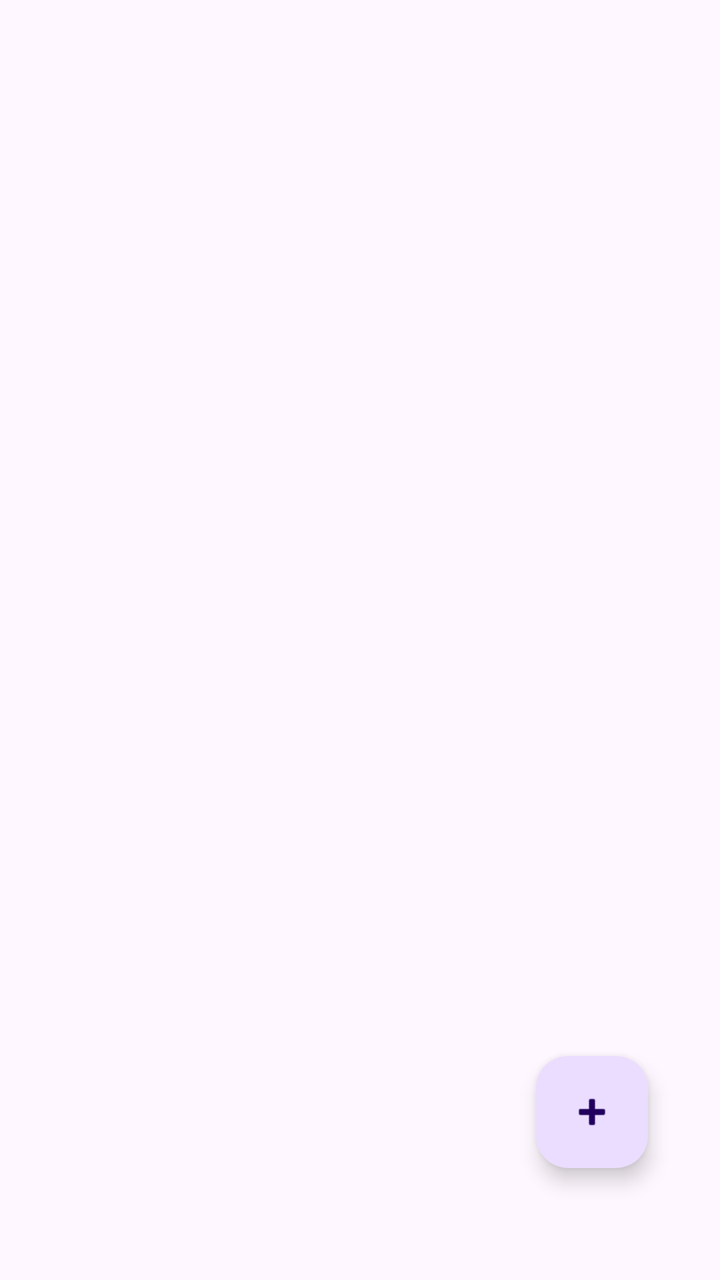
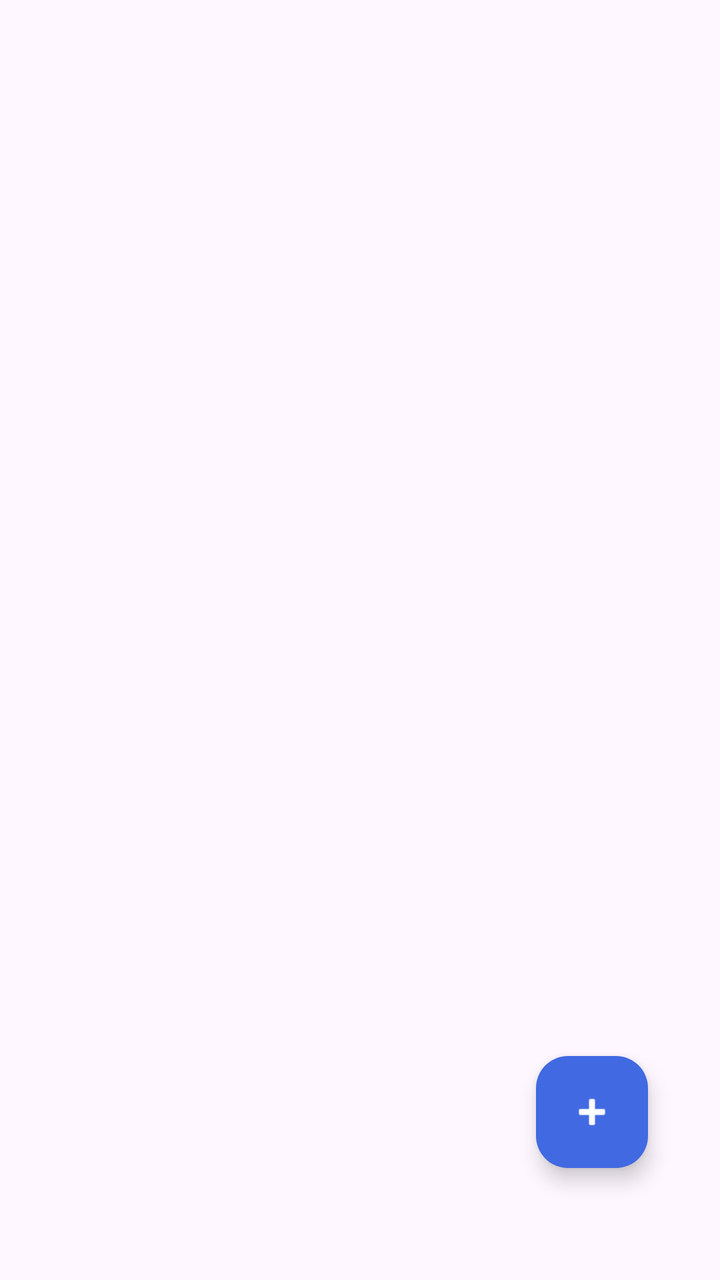

Before-and-after screenshots of an Android layout around one commit, followed by the original layout XML and the change that was made.
<!-- AndroidManifest.xml: application theme Theme.SmartPantryManager -->
<!-- res/layout/activity_main.xml -->
<?xml version="1.0" encoding="utf-8"?>
<androidx.constraintlayout.widget.ConstraintLayout
    xmlns:android="http://schemas.android.com/apk/res/android"
    xmlns:app="http://schemas.android.com/apk/res-auto"
    android:layout_width="match_parent"
    android:layout_height="match_parent">
    
    <androidx.recyclerview.widget.RecyclerView
        android:id="@+id/recyclerPantry"
        android:layout_width="0dp"
        android:layout_height="0dp"
        android:padding="8dp"
        android:layout_marginTop="?attr/actionBarSize"
        app:layout_constraintTop_toTopOf="parent"
        app:layout_constraintBottom_toBottomOf="parent"
        app:layout_constraintStart_toStartOf="parent"
        app:layout_constraintEnd_toEndOf="parent"/>
    
    <TextView
        android:id="@+id/textEmptyPantry"
        android:layout_width="wrap_content"
        android:layout_height="wrap_content"
        android:text="Your pantry is empty."
        android:visibility="gone"
        app:layout_constraintTop_toTopOf="parent"
        app:layout_constraintBottom_toBottomOf="parent"
        app:layout_constraintStart_toStartOf="parent"
        app:layout_constraintEnd_toEndOf="parent"/>
    
    <com.google.android.material.floatingactionbutton.FloatingActionButton
        android:id="@+id/fabAddIngredient"
        android:layout_width="wrap_content"
        android:layout_height="wrap_content"
        android:layout_margin="36dp"
        android:translationY="-20dp"
        android:src="@android:drawable/ic_input_add"
        android:contentDescription="Add Ingredient"
        app:layout_constraintBottom_toBottomOf="parent"
        app:layout_constraintEnd_toEndOf="parent"/>

</androidx.constraintlayout.widget.ConstraintLayout>
<!-- resources referenced by this layout -->
<resources>
  <style name="Theme.SmartPantryManager" parent="Base.Theme.SmartPantryManager" />
  <style name="Base.Theme.SmartPantryManager" parent="Theme.Material3.DayNight">
          
          
      </style>
</resources>

<!-- the commit's change to res/layout/activity_main.xml (unified diff, before → after) -->
@@ -29,6 +29,8 @@
     
     <com.google.android.material.floatingactionbutton.FloatingActionButton
         android:id="@+id/fabAddIngredient"
+        app:backgroundTint="@color/royal_blue"
+        app:tint="@android:color/white"
         android:layout_width="wrap_content"
         android:layout_height="wrap_content"
         android:layout_margin="36dp"
<!-- resource entries referenced after the edit -->
@@ -1,9 +1,20 @@
 <!-- resources referenced by this layout -->
 <resources>
+  <color name="royal_blue">#4169E1</color>
   <style name="Theme.SmartPantryManager" parent="Base.Theme.SmartPantryManager" />
   <style name="Base.Theme.SmartPantryManager" parent="Theme.Material3.DayNight">
           
           
+          <item name="colorPrimary">@color/royal_blue</item>
+          <item name="colorPrimaryContainer">@color/royal_blue_dark</item>
+          <item name="android:statusBarColor">@color/royal_blue_dark</item>
+          <item name="toolbarStyle">@style/CustomToolbar</item>
+      </style>
+  <color name="royal_blue_dark">#274BB8</color>
+  <style name="CustomToolbar" parent="Widget.Material3.Toolbar">
+          <item name="android:background"> @color/royal_blue </item>
+          <item name="titleTextColor"> @android:color/white  </item>
+          <item name="subtitleTextColor">@android:color/white</item>
       </style>
 </resources>
 
